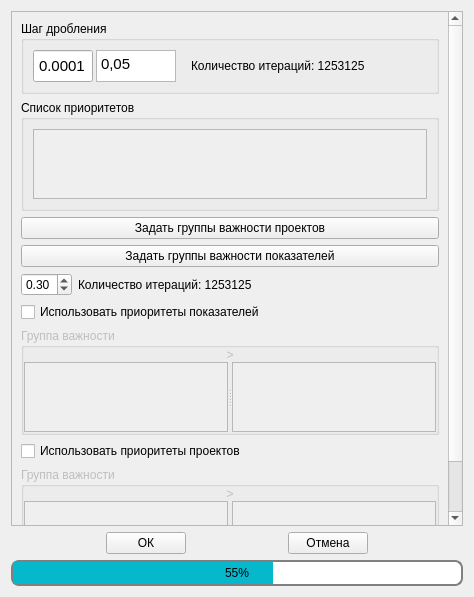
Qt form src/startupconfigform.ui (vrs000/DMS) before a commit.
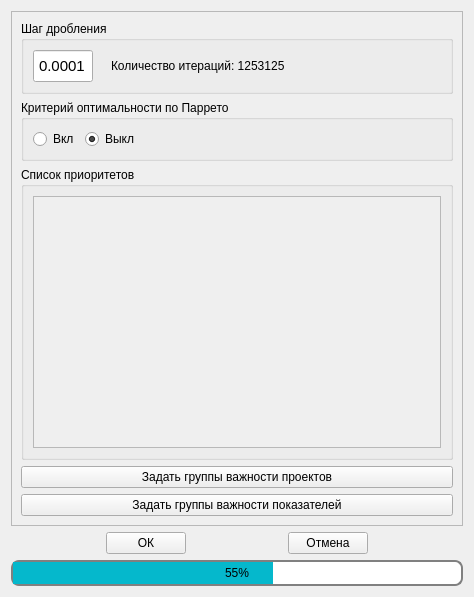
The same form after that commit. Icons and pictures are not drawn.

Commit message: Paretto criterion added

What changed in the file:
```diff
--- a/src/startupconfigform.ui
+++ b/src/startupconfigform.ui
@@ -30,12 +30,12 @@
          <rect>
           <x>0</x>
           <y>0</y>
-          <width>435</width>
-          <height>543</height>
+          <width>452</width>
+          <height>513</height>
          </rect>
         </property>
-        <layout class="QVBoxLayout" name="verticalLayout_5">
-         <item>
+        <layout class="QGridLayout" name="gridLayout_2">
+         <item row="0" column="0">
           <widget class="QGroupBox" name="groupBox">
            <property name="maximumSize">
             <size>
@@ -90,44 +90,6 @@
                 <property name="spacing">
                  <number>0</number>
                 </property>
-                <item>
-                 <widget class="QPlainTextEdit" name="StepValueTextEdit">
-                  <property name="minimumSize">
-                   <size>
-                    <width>50</width>
-                    <height>32</height>
-                   </size>
-                  </property>
-                  <property name="maximumSize">
-                   <size>
-                    <width>80</width>
-                    <height>120</height>
-                   </size>
-                  </property>
-                  <property name="font">
-                   <font>
-                    <pointsize>11</pointsize>
-                    <kerning>true</kerning>
-                   </font>
-                  </property>
-                  <property name="styleSheet">
-                   <string notr="true">font-size: 11pt;
-</string>
-                  </property>
-                  <property name="inputMethodHints">
-                   <set>Qt::ImhNone</set>
-                  </property>
-                  <property name="verticalScrollBarPolicy">
-                   <enum>Qt::ScrollBarAlwaysOff</enum>
-                  </property>
-                  <property name="horizontalScrollBarPolicy">
-                   <enum>Qt::ScrollBarAlwaysOff</enum>
-                  </property>
-                  <property name="plainText">
-                   <string>0,05</string>
-                  </property>
-                 </widget>
-                </item>
                 <item>
                  <layout class="QVBoxLayout" name="verticalLayout_4">
                   <property name="spacing">
@@ -220,7 +182,59 @@
            </layout>
           </widget>
          </item>
-         <item>
+         <item row="1" column="0">
+          <widget class="QGroupBox" name="groupBox_3">
+           <property name="title">
+            <string>Критерий оптимальности по Паррето</string>
+           </property>
+           <layout class="QHBoxLayout" name="horizontalLayout_5">
+            <item>
+             <widget class="QRadioButton" name="ParettoOnBtn">
+              <property name="text">
+               <string>Вкл</string>
+              </property>
+              <property name="checked">
+               <bool>false</bool>
+              </property>
+             </widget>
+            </item>
+            <item>
+             <widget class="QRadioButton" name="ParettoOffBtn">
+              <property name="text">
+               <string>Выкл</string>
+              </property>
+              <property name="checked">
+               <bool>true</bool>
+              </property>
+             </widget>
+            </item>
+            <item>
+             <widget class="QLabel" name="ParretoCountInfoLabel">
+              <property name="styleSheet">
+               <string notr="true"/>
+              </property>
+              <property name="text">
+               <string/>
+              </property>
+             </widget>
+            </item>
+            <item>
+             <spacer name="horizontalSpacer_5">
+              <property name="orientation">
+               <enum>Qt::Horizontal</enum>
+              </property>
+              <property name="sizeHint" stdset="0">
+               <size>
+                <width>40</width>
+                <height>20</height>
+               </size>
+              </property>
+             </spacer>
+            </item>
+           </layout>
+          </widget>
+         </item>
+         <item row="2" column="0">
           <widget class="QGroupBox" name="groupBox_2">
            <property name="title">
             <string>Список приоритетов</string>
@@ -236,8 +250,8 @@
                 <rect>
                  <x>0</x>
                  <y>0</y>
-                 <width>395</width>
-                 <height>69</height>
+                 <width>412</width>
+                 <height>270</height>
                 </rect>
                </property>
                <layout class="QVBoxLayout" name="verticalLayout_3">
@@ -270,7 +284,7 @@
            </layout>
           </widget>
          </item>
-         <item>
+         <item row="3" column="0">
           <widget class="QPushButton" name="SetProjectImportanceGroupsBtn">
            <property name="styleSheet">
             <string notr="true"/>
@@ -283,302 +297,13 @@
            </property>
           </widget>
          </item>
-         <item>
+         <item row="4" column="0">
           <widget class="QPushButton" name="SetIndicatorImportanceGroupsBtn">
            <property name="text">
             <string>Задать группы важности показателей</string>
            </property>
           </widget>
          </item>
-         <item>
-          <layout class="QFormLayout" name="formLayout">
-           <item row="0" column="0">
-            <widget class="QDoubleSpinBox" name="StepSpinBox">
-             <property name="minimum">
-              <double>0.010000000000000</double>
-             </property>
-             <property name="maximum">
-              <double>1.000000000000000</double>
-             </property>
-             <property name="singleStep">
-              <double>0.010000000000000</double>
-             </property>
-             <property name="value">
-              <double>0.300000000000000</double>
-             </property>
-            </widget>
-           </item>
-           <item row="0" column="1">
-            <widget class="QLabel" name="IterationCountLabel">
-             <property name="text">
-              <string>Количество итераций: 1253125</string>
-             </property>
-            </widget>
-           </item>
-          </layout>
-         </item>
-         <item>
-          <layout class="QVBoxLayout" name="verticalLayout_2">
-           <item>
-            <widget class="QCheckBox" name="ToggleGroupCheckBox">
-             <property name="text">
-              <string>Использовать приоритеты показателей</string>
-             </property>
-            </widget>
-           </item>
-           <item>
-            <widget class="QGroupBox" name="ImportanceGroups_groupBox">
-             <property name="enabled">
-              <bool>false</bool>
-             </property>
-             <property name="title">
-              <string>Группа важности</string>
-             </property>
-             <layout class="QVBoxLayout" name="verticalLayout_7">
-              <property name="spacing">
-               <number>0</number>
-              </property>
-              <property name="leftMargin">
-               <number>0</number>
-              </property>
-              <property name="topMargin">
-               <number>0</number>
-              </property>
-              <property name="rightMargin">
-               <number>0</number>
-              </property>
-              <property name="bottomMargin">
-               <number>0</number>
-              </property>
-              <item>
-               <widget class="QLabel" name="label_2">
-                <property name="maximumSize">
-                 <size>
-                  <width>16777215</width>
-                  <height>15</height>
-                 </size>
-                </property>
-                <property name="text">
-                 <string>&gt;</string>
-                </property>
-                <property name="alignment">
-                 <set>Qt::AlignCenter</set>
-                </property>
-               </widget>
-              </item>
-              <item>
-               <widget class="QSplitter" name="splitter">
-                <property name="orientation">
-                 <enum>Qt::Horizontal</enum>
-                </property>
-                <widget class="QScrollArea" name="scrollArea_3">
-                 <property name="widgetResizable">
-                  <bool>true</bool>
-                 </property>
-                 <widget class="QWidget" name="scrollAreaWidgetContents_3">
-                  <property name="geometry">
-                   <rect>
-                    <x>0</x>
-                    <y>0</y>
-                    <width>202</width>
-                    <height>69</height>
-                   </rect>
-                  </property>
-                  <layout class="QGridLayout" name="gridLayout_4">
-                   <property name="leftMargin">
-                    <number>0</number>
-                   </property>
-                   <property name="topMargin">
-                    <number>0</number>
-                   </property>
-                   <property name="rightMargin">
-                    <number>0</number>
-                   </property>
-                   <property name="bottomMargin">
-                    <number>0</number>
-                   </property>
-                   <property name="spacing">
-                    <number>0</number>
-                   </property>
-                   <item row="0" column="0">
-                    <layout class="QVBoxLayout" name="PreffredLayout"/>
-                   </item>
-                  </layout>
-                 </widget>
-                </widget>
-                <widget class="QScrollArea" name="scrollArea_4">
-                 <property name="widgetResizable">
-                  <bool>true</bool>
-                 </property>
-                 <widget class="QWidget" name="scrollAreaWidgetContents_4">
-                  <property name="geometry">
-                   <rect>
-                    <x>0</x>
-                    <y>0</y>
-                    <width>202</width>
-                    <height>69</height>
-                   </rect>
-                  </property>
-                  <layout class="QGridLayout" name="gridLayout_5">
-                   <property name="leftMargin">
-                    <number>0</number>
-                   </property>
-                   <property name="topMargin">
-                    <number>0</number>
-                   </property>
-                   <property name="rightMargin">
-                    <number>0</number>
-                   </property>
-                   <property name="bottomMargin">
-                    <number>0</number>
-                   </property>
-                   <property name="spacing">
-                    <number>0</number>
-                   </property>
-                   <item row="0" column="0">
-                    <layout class="QVBoxLayout" name="RejectedLayout"/>
-                   </item>
-                  </layout>
-                 </widget>
-                </widget>
-               </widget>
-              </item>
-             </layout>
-            </widget>
-           </item>
-          </layout>
-         </item>
-         <item>
-          <layout class="QVBoxLayout" name="verticalLayout_11">
-           <item>
-            <widget class="QCheckBox" name="ToggleProjectsGroupCheckBox">
-             <property name="text">
-              <string>Использовать приоритеты проектов</string>
-             </property>
-            </widget>
-           </item>
-           <item>
-            <widget class="QGroupBox" name="ImportanceProjectsGroups_groupBox">
-             <property name="enabled">
-              <bool>false</bool>
-             </property>
-             <property name="title">
-              <string>Группа важности</string>
-             </property>
-             <layout class="QVBoxLayout" name="verticalLayout_12">
-              <property name="spacing">
-               <number>0</number>
-              </property>
-              <property name="leftMargin">
-               <number>0</number>
-              </property>
-              <property name="topMargin">
-               <number>0</number>
-              </property>
-              <property name="rightMargin">
-               <number>0</number>
-              </property>
-              <property name="bottomMargin">
-               <number>0</number>
-              </property>
-              <item>
-               <widget class="QLabel" name="label_5">
-                <property name="maximumSize">
-                 <size>
-                  <width>16777215</width>
-                  <height>15</height>
-                 </size>
-                </property>
-                <property name="text">
-                 <string>&gt;</string>
-                </property>
-                <property name="alignment">
-                 <set>Qt::AlignCenter</set>
-                </property>
-               </widget>
-              </item>
-              <item>
-               <widget class="QSplitter" name="splitter_2">
-                <property name="orientation">
-                 <enum>Qt::Horizontal</enum>
-                </property>
-                <widget class="QScrollArea" name="scrollArea_11">
-                 <property name="widgetResizable">
-                  <bool>true</bool>
-                 </property>
-                 <widget class="QWidget" name="scrollAreaWidgetContents_11">
-                  <property name="geometry">
-                   <rect>
-                    <x>0</x>
-                    <y>0</y>
-                    <width>202</width>
-                    <height>69</height>
-                   </rect>
-                  </property>
-                  <layout class="QGridLayout" name="gridLayout_12">
-                   <property name="leftMargin">
-                    <number>0</number>
-                   </property>
-                   <property name="topMargin">
-                    <number>0</number>
-                   </property>
-                   <property name="rightMargin">
-                    <number>0</number>
-                   </property>
-                   <property name="bottomMargin">
-                    <number>0</number>
-                   </property>
-                   <property name="spacing">
-                    <number>0</number>
-                   </property>
-                   <item row="0" column="0">
-                    <layout class="QVBoxLayout" name="PreffredProjectsLayout"/>
-                   </item>
-                  </layout>
-                 </widget>
-                </widget>
-                <widget class="QScrollArea" name="scrollArea_12">
-                 <property name="widgetResizable">
-                  <bool>true</bool>
-                 </property>
-                 <widget class="QWidget" name="scrollAreaWidgetContents_12">
-                  <property name="geometry">
-                   <rect>
-                    <x>0</x>
-                    <y>0</y>
-                    <width>202</width>
-                    <height>69</height>
-                   </rect>
-                  </property>
-                  <layout class="QGridLayout" name="gridLayout_13">
-                   <property name="leftMargin">
-                    <number>0</number>
-                   </property>
-                   <property name="topMargin">
-                    <number>0</number>
-                   </property>
-                   <property name="rightMargin">
-                    <number>0</number>
-                   </property>
-                   <property name="bottomMargin">
-                    <number>0</number>
-                   </property>
-                   <property name="spacing">
-                    <number>0</number>
-                   </property>
-                   <item row="0" column="0">
-                    <layout class="QVBoxLayout" name="RejectedProjectsLayout"/>
-                   </item>
-                  </layout>
-                 </widget>
-                </widget>
-               </widget>
-              </item>
-             </layout>
-            </widget>
-           </item>
-          </layout>
-         </item>
         </layout>
        </widget>
       </widget>
```
The commit also changes 60 other files.
